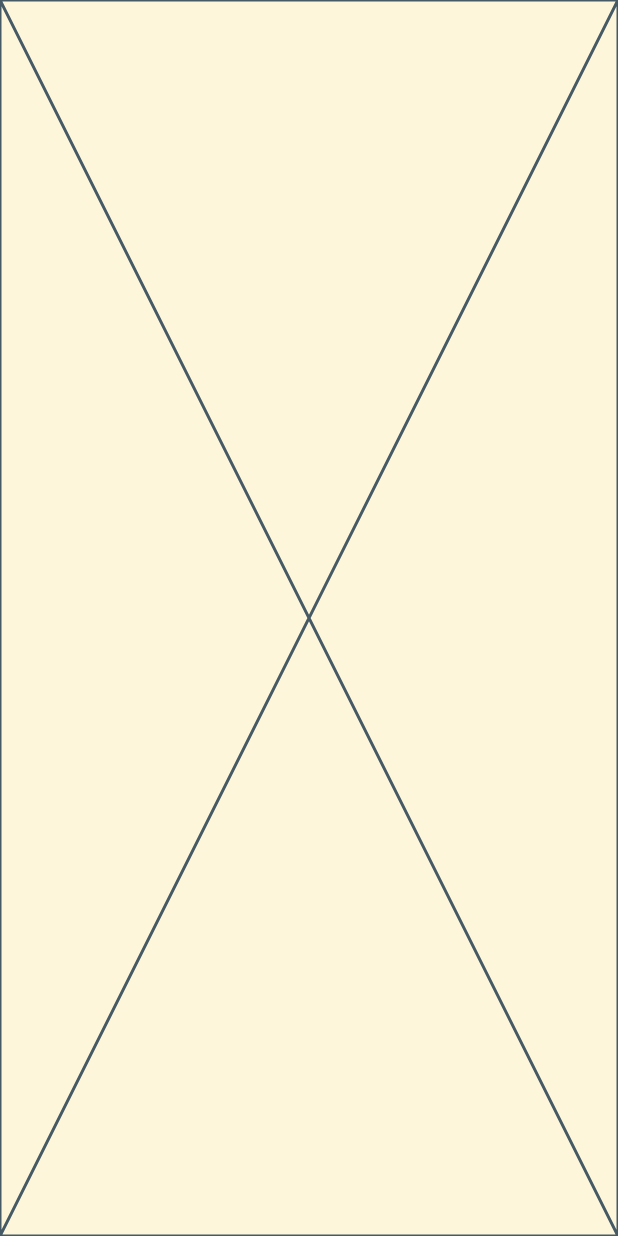
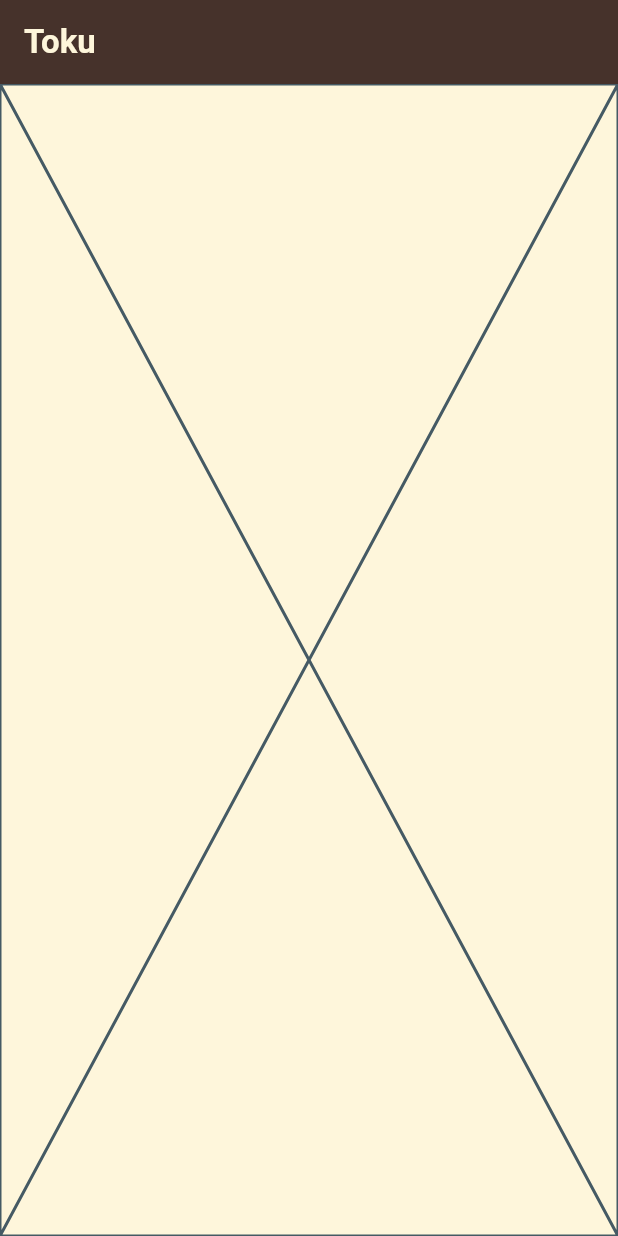
Before and after one commit to MohamedAliShosha/Toku, a Flutter app: the screen it shows after launch, on a phone screen of 412 x 824 dp. Run offline on Flutter 3.47's test engine with Material 3 defaults, Android fonts, the phone set to English and light mode, and no system bars.

Commit message:
refactor: update HomeView to use const constructors for improved performance

```diff
--- a/lib/features/home/presentation/views/home_view.dart
+++ b/lib/features/home/presentation/views/home_view.dart
@@ -7,9 +7,17 @@ class HomeView extends StatelessWidget {
 
   @override
   Widget build(BuildContext context) {
-    return const Scaffold(
+    return Scaffold(
+      appBar: AppBar(
+        title: const Text(
+          'Toku',
+          style: TextStyle(
+              color: ColorsManager.kPrimaryColor, fontWeight: FontWeight.bold),
+        ),
+        backgroundColor: ColorsManager.kBrownColor,
+      ),
       backgroundColor: ColorsManager.kPrimaryColor,
-      body: HomeViewBody(),
+      body: const HomeViewBody(),
     );
   }
 }
```
